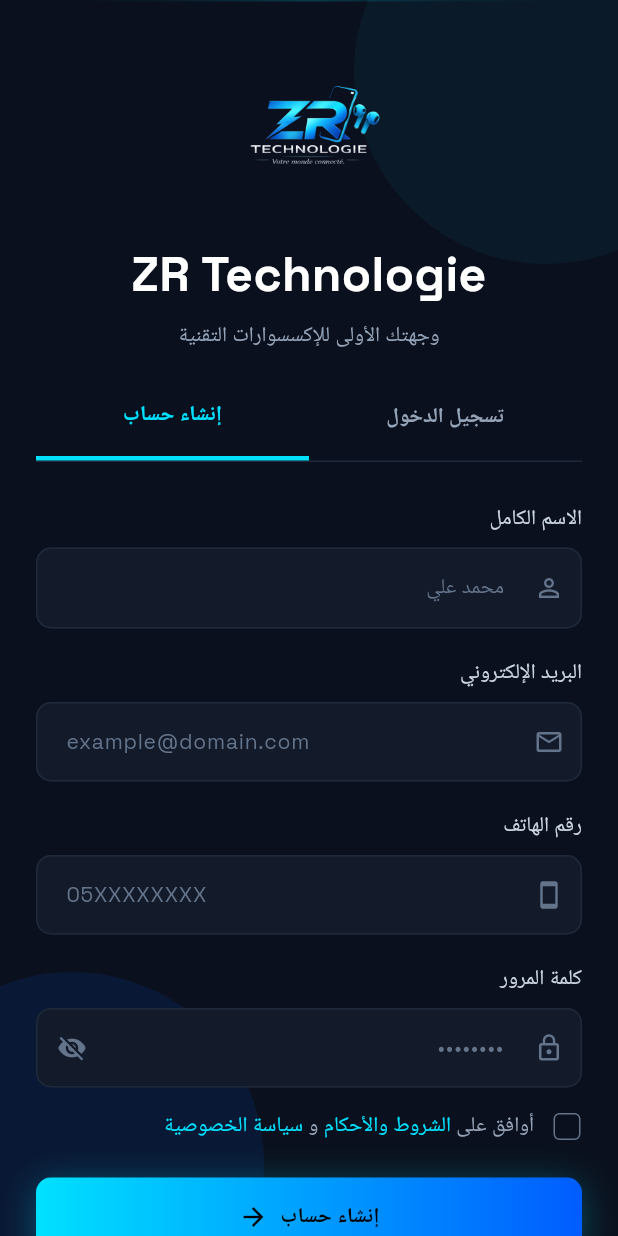
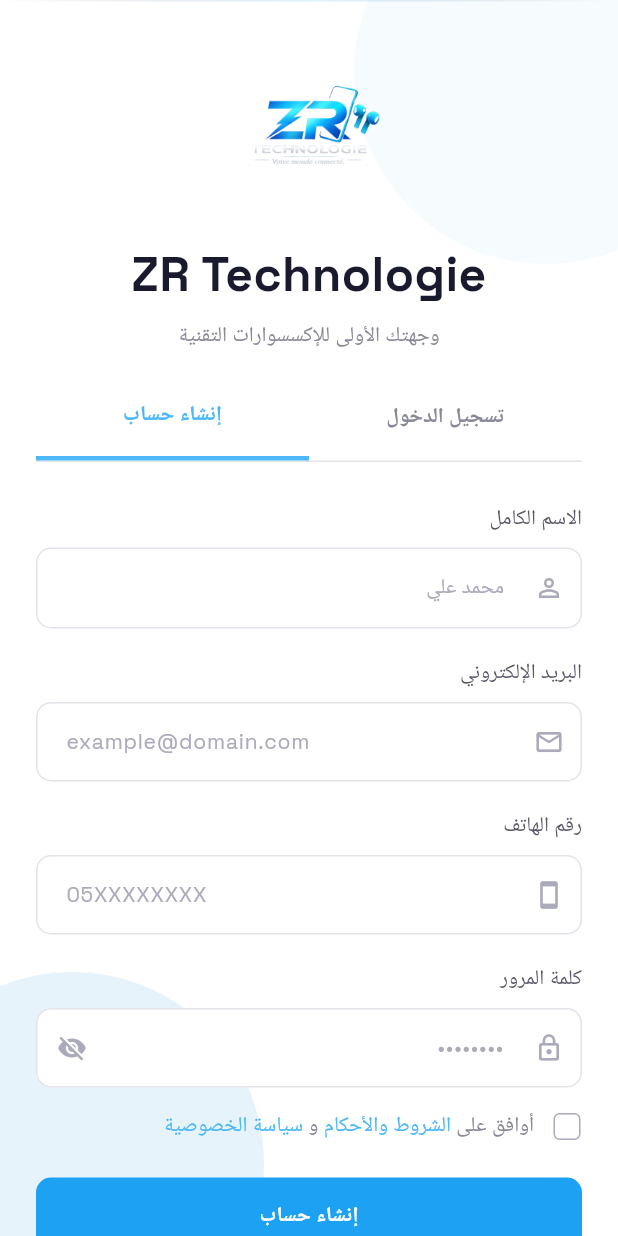
Before and after one commit to KamelMesbahi13/Zr_tech, a Flutter app: the screen it shows after launch, after a tap on "إنشاء حساب", on a phone screen of 412 x 824 dp. Run offline on Flutter 3.47's test engine with Material 3 defaults, Android fonts, the phone set to English and light mode, and no system bars; our stand-ins replace file_picker, firebase_auth, firebase_core, firebase_database, google_fonts; accounts and stored records are empty; network calls fail; Roboto replaces fonts that are missing (IBM Plex Sans Arabic, Ibm Plex Sans Arabic).

```diff
--- a/zr_tech_app/lib/screens/categories_screen.dart
+++ b/zr_tech_app/lib/screens/categories_screen.dart
@@ -83,11 +83,11 @@
                 children: [
                   IconButton(
                     onPressed: () {},
-                    icon: const Icon(Icons.notifications_outlined, color: Colors.white, size: 28),
+                    icon: const Icon(Icons.notifications_outlined, color: AppColors.textPrimary, size: 28),
                   ),
                   Text(
                     _shoppingType == 'gros' ? 'الفئات - بالجملة' : 'الفئات - بالتجزئة',
-                    style: const TextStyle(color: Colors.white, fontSize: 22, fontWeight: FontWeight.bold),
+                    style: const TextStyle(color: AppColors.textPrimary, fontSize: 22, fontWeight: FontWeight.bold),
                   ),
                 ],
               ),
@@ -99,7 +99,7 @@
                 controller: _searchController,
                 onChanged: _filterCategories,
                 textDirection: TextDirection.rtl,
-                style: const TextStyle(color: Colors.white, fontSize: 14),
+                style: const TextStyle(color: AppColors.textPrimary, fontSize: 14),
                 decoration: InputDecoration(
                   hintText: 'بحث عن فئات...',
                   hintStyle: const TextStyle(color: AppColors.textSlate400),
--- a/zr_tech_app/lib/screens/login_screen.dart
+++ b/zr_tech_app/lib/screens/login_screen.dart
@@ -117,7 +117,7 @@
                       fontFamily: 'Space Grotesk',
                       fontSize: 28,
                       fontWeight: FontWeight.bold,
-                      color: Colors.white,
+                      color: AppColors.textPrimary,
                     ),
                   ),
                   const SizedBox(height: 4),
@@ -163,14 +163,8 @@
                           child: Container(
                             padding: const EdgeInsets.symmetric(vertical: 10),
                             decoration: BoxDecoration(
-                              color: AppColors.tabActive,
+                              color: AppColors.primary,
                               borderRadius: BorderRadius.circular(8),
-                              boxShadow: [
-                                BoxShadow(
-                                  color: Colors.black.withValues(alpha: 0.2),
-                                  blurRadius: 4,
-                                ),
-                              ],
                             ),
                             child: const Text(
                               'تسجيل الدخول',
@@ -225,7 +219,7 @@
                     textDirection: TextDirection.ltr,
                     textAlign: TextAlign.left,
                     keyboardType: TextInputType.emailAddress,
-                    style: const TextStyle(color: Colors.white, fontFamily: 'Space Grotesk', fontSize: 14),
+                    style: const TextStyle(color: AppColors.textPrimary, fontFamily: 'Space Grotesk', fontSize: 14),
                     decoration: InputDecoration(
                       hintText: 'name@example.com',
                       hintStyle: const TextStyle(fontFamily: 'Space Grotesk'),
@@ -268,7 +262,7 @@
                     controller: _passwordController,
                     textDirection: TextDirection.ltr,
                     obscureText: _obscurePassword,
-                    style: const TextStyle(color: Colors.white, fontFamily: 'Space Grotesk', fontSize: 14),
+                    style: const TextStyle(color: AppColors.textPrimary, fontFamily: 'Space Grotesk', fontSize: 14),
                     decoration: InputDecoration(
                       hintText: '••••••••',
                       hintStyle: const TextStyle(fontFamily: 'Space Grotesk'),
@@ -324,42 +318,22 @@
                   // Login Button
                   SizedBox(
                     width: double.infinity,
-                    child: Container(
-                      decoration: BoxDecoration(
-                        borderRadius: BorderRadius.circular(14),
-                        gradient: AppColors.primaryGradient,
-                        boxShadow: [
-                          BoxShadow(
-                            color: AppColors.primary.withValues(alpha: 0.25),
-                            blurRadius: 16,
-                            offset: const Offset(0, 4),
-                          ),
-                        ],
-                      ),
                     child: ElevatedButton(
                       onPressed: _handleLogin,
                       style: ElevatedButton.styleFrom(
-                          backgroundColor: Colors.transparent,
-                          shadowColor: Colors.transparent,
+                        backgroundColor: AppColors.primary,
                         padding: const EdgeInsets.symmetric(vertical: 16),
                         shape: RoundedRectangleBorder(
                           borderRadius: BorderRadius.circular(14),
                         ),
+                        elevation: 0,
                       ),
-                        child: const Row(
-                          mainAxisAlignment: MainAxisAlignment.center,
-                          children: [
-                            Text(
+                      child: const Text(
                         'دخول',
                         style: TextStyle(
                           color: Colors.white,
                           fontSize: 16,
                           fontWeight: FontWeight.bold,
-                              ),
-                            ),
-                            SizedBox(width: 8),
-                            Icon(Icons.arrow_back, color: Colors.white, size: 18),
-                          ],
                         ),
                       ),
                     ),
@@ -445,7 +419,7 @@
             child: Row(
               mainAxisAlignment: MainAxisAlignment.center,
               children: [
-                Icon(icon, color: Colors.white, size: 22),
+                Icon(icon, color: AppColors.textPrimary, size: 22),
                 const SizedBox(width: 10),
                 Text(
                   label,
--- a/zr_tech_app/lib/screens/signup_screen.dart
+++ b/zr_tech_app/lib/screens/signup_screen.dart
@@ -140,7 +140,7 @@
                       fontFamily: 'Space Grotesk',
                       fontSize: 32,
                       fontWeight: FontWeight.bold,
-                      color: Colors.white,
+                      color: AppColors.textPrimary,
                     ),
                   ),
                   const SizedBox(height: 8),
@@ -251,7 +251,7 @@
                     controller: _passwordController,
                     textDirection: TextDirection.ltr,
                     obscureText: _obscurePassword,
-                    style: const TextStyle(color: Colors.white, fontFamily: 'Space Grotesk', fontSize: 14),
+                    style: const TextStyle(color: AppColors.textPrimary, fontFamily: 'Space Grotesk', fontSize: 14),
                     decoration: InputDecoration(
                       hintText: '••••••••',
                       hintStyle: const TextStyle(fontFamily: 'Space Grotesk', color: AppColors.textSlate500),
@@ -333,42 +333,22 @@
                   // Submit Button
                   SizedBox(
                     width: double.infinity,
-                    child: Container(
-                      decoration: BoxDecoration(
-                        borderRadius: BorderRadius.circular(10),
-                        gradient: AppColors.primaryGradientLTR,
-                        boxShadow: [
-                          BoxShadow(
-                            color: AppColors.cyan.withValues(alpha: 0.3),
-                            blurRadius: 20,
-                            offset: const Offset(0, 4),
-                          ),
-                        ],
-                      ),
                     child: ElevatedButton(
                       onPressed: _handleSignUp,
                       style: ElevatedButton.styleFrom(
-                          backgroundColor: Colors.transparent,
-                          shadowColor: Colors.transparent,
+                        backgroundColor: AppColors.primary,
                         padding: const EdgeInsets.symmetric(vertical: 16),
                         shape: RoundedRectangleBorder(
                           borderRadius: BorderRadius.circular(10),
                         ),
+                        elevation: 0,
                       ),
-                        child: Row(
-                          mainAxisAlignment: MainAxisAlignment.center,
-                          children: const [
-                            Text(
+                      child: const Text(
                         'إنشاء حساب',
                         style: TextStyle(
-                                color: Colors.black,
+                          color: Colors.white,
                           fontSize: 14,
                           fontWeight: FontWeight.bold,
-                              ),
-                            ),
-                            SizedBox(width: 8),
-                            Icon(Icons.arrow_back, color: Colors.black, size: 20),
-                          ],
                         ),
                       ),
                     ),
--- a/zr_tech_app/lib/theme/app_colors.dart
+++ b/zr_tech_app/lib/theme/app_colors.dart
@@ -1,34 +1,46 @@
 import 'package:flutter/material.dart';
 
 class AppColors {
-  // Background
-  static const Color backgroundDark = Color(0xFF0A101D);
-  static const Color surfaceDark = Color(0xFF121B2E);
-  static const Color surfaceDarkAlt = Color(0xFF162032);
-  static const Color surfaceCard = Color(0xFF131B2B);
-  static const Color surfaceInput = Color(0xFF161E2E);
+  // ── Light Background ──────────────────────────────────────────
+  static const Color background = Colors.white;
+  static const Color surface = Color(0xFFF8F9FB);
+  static const Color surfaceAlt = Color(0xFFF0F2F5);
+  static const Color surfaceCard = Colors.white;
+  static const Color surfaceInput = Color(0xFFF5F6F8);
 
-  // Primary
-  static const Color primary = Color(0xFF0D93F2);
-  static const Color primaryDark = Color(0xFF005CFF);
-  static const Color primaryLight = Color(0xFF00D2FF);
-  static const Color cyan = Color(0xFF00E1FF);
+  // ── Primary (from logo) ───────────────────────────────────────
+  static const Color primary = Color(0xFF1DA1F2);
+  static const Color primaryDark = Color(0xFF0D8BD9);
+  static const Color primaryLight = Color(0xFF4DB8F5);
 
-  // Borders
-  static const Color borderDark = Color(0xFF1E2A3B);
-  static const Color borderSubtle = Color(0x0DFFFFFF); // white/5
+  // ── Borders ───────────────────────────────────────────────────
+  static const Color border = Color(0xFFE2E4E9);
+  static const Color borderSubtle = Color(0xFFEEEFF2);
 
-  // Text
-  static const Color textWhite = Colors.white;
-  static const Color textMuted = Color(0xFF9CADBA);
-  static const Color textSlate300 = Color(0xFFCBD5E1);
-  static const Color textSlate400 = Color(0xFF94A3B8);
-  static const Color textSlate500 = Color(0xFF64748B);
+  // ── Text ──────────────────────────────────────────────────────
+  static const Color textPrimary = Color(0xFF1A1A2E);
+  static const Color textSecondary = Color(0xFF555566);
+  static const Color textMuted = Color(0xFF888899);
+  static const Color textHint = Color(0xFFAAAABB);
 
-  // Tab active background
-  static const Color tabActive = Color(0xFF232E42);
+  // ── Accent ────────────────────────────────────────────────────
+  static const Color success = Color(0xFF22C55E);
+  static const Color error = Color(0xFFEF4444);
+  static const Color warning = Color(0xFFF59E0B);
 
-  // Gradients
+  // ── Legacy aliases (for backward compatibility) ───────────────
+  static const Color backgroundDark = background;
+  static const Color surfaceDark = surface;
+  static const Color surfaceDarkAlt = surfaceAlt;
+  static const Color borderDark = border;
+  static const Color textWhite = textPrimary;
+  static const Color textSlate300 = textSecondary;
+  static const Color textSlate400 = textMuted;
+  static const Color textSlate500 = textHint;
+  static const Color cyan = primaryLight;
+  static const Color tabActive = Color(0xFFE8F4FD);
+
+  // ── Gradients (kept but unused for buttons) ───────────────────
   static const LinearGradient primaryGradient = LinearGradient(
     colors: [primaryLight, primaryDark],
     begin: Alignment.centerRight,
@@ -36,7 +48,7 @@
   );
 
   static const LinearGradient primaryGradientLTR = LinearGradient(
-    colors: [cyan, primaryDark],
+    colors: [primaryLight, primaryDark],
     begin: Alignment.centerLeft,
     end: Alignment.centerRight,
   );
--- a/zr_tech_app/lib/theme/app_theme.dart
+++ b/zr_tech_app/lib/theme/app_theme.dart
@@ -3,54 +3,60 @@
 import 'app_colors.dart';
 
 class AppTheme {
-  static ThemeData get darkTheme {
+  static ThemeData get lightTheme {
     return ThemeData(
-      brightness: Brightness.dark,
-      scaffoldBackgroundColor: AppColors.backgroundDark,
+      brightness: Brightness.light,
+      scaffoldBackgroundColor: AppColors.background,
       primaryColor: AppColors.primary,
-      colorScheme: const ColorScheme.dark(
+      colorScheme: const ColorScheme.light(
         primary: AppColors.primary,
         secondary: AppColors.primaryLight,
-        surface: AppColors.surfaceDark,
+        surface: AppColors.surface,
         onPrimary: Colors.white,
-        onSecondary: Colors.black,
-        onSurface: Colors.white,
+        onSecondary: Colors.white,
+        onSurface: AppColors.textPrimary,
       ),
       fontFamily: GoogleFonts.ibmPlexSansArabic().fontFamily,
       textTheme: TextTheme(
         headlineLarge: GoogleFonts.spaceGrotesk(
           fontSize: 32,
           fontWeight: FontWeight.bold,
-          color: Colors.white,
+          color: AppColors.textPrimary,
         ),
         headlineMedium: GoogleFonts.spaceGrotesk(
           fontSize: 28,
           fontWeight: FontWeight.bold,
-          color: Colors.white,
+          color: AppColors.textPrimary,
         ),
-        titleLarge: const TextStyle(fontSize: 24, fontWeight: FontWeight.bold, color: Colors.white),
-        titleMedium: const TextStyle(fontSize: 20, fontWeight: FontWeight.bold, color: Colors.white),
-        bodyLarge: const TextStyle(fontSize: 16, color: AppColors.textSlate300),
-        bodyMedium: const TextStyle(fontSize: 14, color: AppColors.textSlate400),
-        bodySmall: const TextStyle(fontSize: 12, color: AppColors.textSlate500),
+        titleLarge: const TextStyle(fontSize: 24, fontWeight: FontWeight.bold, color: AppColors.textPrimary),
+        titleMedium: const TextStyle(fontSize: 20, fontWeight: FontWeight.bold, color: AppColors.textPrimary),
+        bodyLarge: const TextStyle(fontSize: 16, color: AppColors.textSecondary),
+        bodyMedium: const TextStyle(fontSize: 14, color: AppColors.textMuted),
+        bodySmall: const TextStyle(fontSize: 12, color: AppColors.textHint),
       ),
       inputDecorationTheme: InputDecorationTheme(
         filled: true,
         fillColor: AppColors.surfaceInput,
         contentPadding: const EdgeInsets.symmetric(horizontal: 16, vertical: 16),
-        border: OutlineInputBorder(borderRadius: BorderRadius.circular(12), borderSide: const BorderSide(color: AppColors.borderDark)),
-        enabledBorder: OutlineInputBorder(borderRadius: BorderRadius.circular(12), borderSide: const BorderSide(color: AppColors.borderDark)),
-        focusedBorder: OutlineInputBorder(borderRadius: BorderRadius.circular(12), borderSide: const BorderSide(color: AppColors.primaryLight, width: 1)),
-        hintStyle: const TextStyle(color: AppColors.textSlate500, fontSize: 14),
-        labelStyle: const TextStyle(color: AppColors.textSlate300, fontSize: 14),
+        border: OutlineInputBorder(borderRadius: BorderRadius.circular(12), borderSide: const BorderSide(color: AppColors.border)),
+        enabledBorder: OutlineInputBorder(borderRadius: BorderRadius.circular(12), borderSide: const BorderSide(color: AppColors.border)),
+        focusedBorder: OutlineInputBorder(borderRadius: BorderRadius.circular(12), borderSide: const BorderSide(color: AppColors.primary, width: 1.5)),
+        hintStyle: const TextStyle(color: AppColors.textHint, fontSize: 14),
+        labelStyle: const TextStyle(color: AppColors.textSecondary, fontSize: 14),
       ),
       elevatedButtonTheme: ElevatedButtonThemeData(
         style: ElevatedButton.styleFrom(
+          backgroundColor: AppColors.primary,
+          foregroundColor: Colors.white,
           padding: const EdgeInsets.symmetric(vertical: 16),
           shape: RoundedRectangleBorder(borderRadius: BorderRadius.circular(12)),
           textStyle: const TextStyle(fontSize: 16, fontWeight: FontWeight.bold),
+          elevation: 0,
         ),
       ),
     );
   }
+
+  // Keep darkTheme for backward compat if needed
+  static ThemeData get darkTheme => lightTheme;
 }
```
Also changed, not shown: zr_tech_app/lib/screens/admin_panel_screen.dart (+5 -5 lines), zr_tech_app/lib/screens/product_detail_screen.dart (+8 -20 lines), zr_tech_app/lib/screens/products_screen.dart (+49 -41 lines), zr_tech_app/lib/screens/shopping_type_screen.dart (+5 -5 lines). Lines whose indentation alone changed are shown as unchanged.
